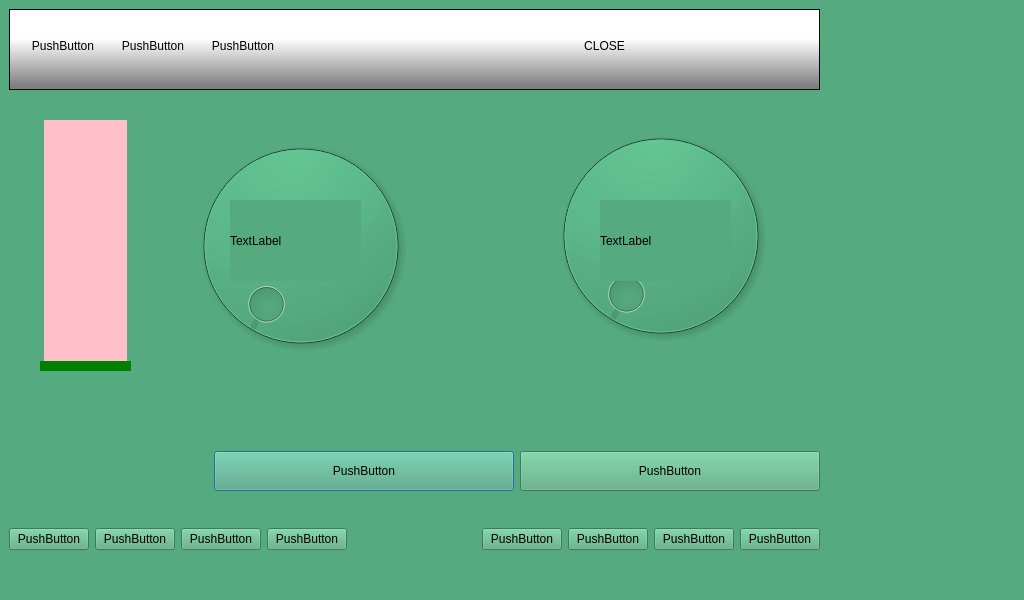
First picture: the form in lipo1/lipo2.ui, repository MarianoDel/pyqt5, before the edit.
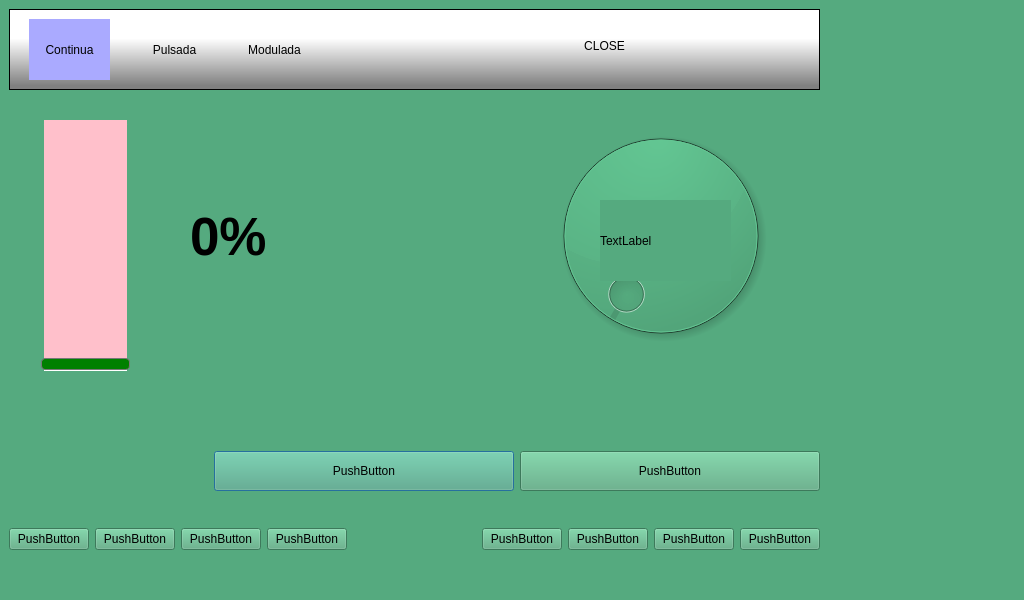
Second picture: the form after the edit. Icons and pictures are not drawn.

```diff
--- a/lipo1/lipo2.ui
+++ b/lipo1/lipo2.ui
@@ -18,29 +18,6 @@
 
 </string>
   </property>
-  <widget class="QDial" name="dial">
-   <property name="geometry">
-    <rect>
-     <x>180</x>
-     <y>120</y>
-     <width>241</width>
-     <height>251</height>
-    </rect>
-   </property>
-  </widget>
-  <widget class="QLabel" name="label">
-   <property name="geometry">
-    <rect>
-     <x>230</x>
-     <y>200</y>
-     <width>131</width>
-     <height>81</height>
-    </rect>
-   </property>
-   <property name="text">
-    <string>TextLabel</string>
-   </property>
-  </widget>
   <widget class="QSlider" name="verticalSlider">
    <property name="geometry">
     <rect>
@@ -55,11 +32,15 @@
 background: red;
 position: absolute; /* absolutely position 4px from the left and right of the widget. setting margins on the widget should work too... */
 left: 4px; right: 4px;
+border: 1px solid #bbb;
+border-radius: 4px;
 }
 QSlider::handle:vertical {
 height: 10px;
 background: green;
 margin: 0 -4px; /* expand outside the groove */
+border: 1px solid #777;
+border-radius: 4px;
 }
 QSlider::add-page:vertical {
 background: white;
@@ -254,6 +235,16 @@
 QPushButton:checked, QPushButton:pressed {
 background-color: rgb(170, 170, 255);
 }
+
+QToolButton {
+background-color: transparent;
+border: none;
+}
+
+QToolButton:checked, QPushButton:pressed {
+background-color: rgb(170, 170, 255);
+}
+
 </string>
    </property>
    <property name="frameShape">
@@ -262,69 +253,6 @@
    <property name="frameShadow">
     <enum>QFrame::Raised</enum>
    </property>
-   <widget class="QPushButton" name="pushButton">
-    <property name="geometry">
-     <rect>
-      <x>190</x>
-      <y>20</y>
-      <width>88</width>
-      <height>34</height>
-     </rect>
-    </property>
-    <property name="styleSheet">
-     <string notr="true"/>
-    </property>
-    <property name="text">
-     <string>PushButton</string>
-    </property>
-    <property name="checkable">
-     <bool>true</bool>
-    </property>
-    <property name="autoExclusive">
-     <bool>true</bool>
-    </property>
-   </widget>
-   <widget class="QPushButton" name="pushButton_2">
-    <property name="geometry">
-     <rect>
-      <x>100</x>
-      <y>20</y>
-      <width>88</width>
-      <height>34</height>
-     </rect>
-    </property>
-    <property name="text">
-     <string>PushButton</string>
-    </property>
-    <property name="checkable">
-     <bool>true</bool>
-    </property>
-    <property name="autoExclusive">
-     <bool>true</bool>
-    </property>
-   </widget>
-   <widget class="QPushButton" name="pushButton_3">
-    <property name="geometry">
-     <rect>
-      <x>10</x>
-      <y>20</y>
-      <width>88</width>
-      <height>34</height>
-     </rect>
-    </property>
-    <property name="styleSheet">
-     <string notr="true"/>
-    </property>
-    <property name="text">
-     <string>PushButton</string>
-    </property>
-    <property name="checkable">
-     <bool>true</bool>
-    </property>
-    <property name="autoExclusive">
-     <bool>true</bool>
-    </property>
-   </widget>
    <widget class="QPushButton" name="closeButton">
     <property name="geometry">
      <rect>
@@ -341,6 +269,268 @@
      <bool>true</bool>
     </property>
    </widget>
+   <widget class="QToolButton" name="toolButton">
+    <property name="geometry">
+     <rect>
+      <x>20</x>
+      <y>10</y>
+      <width>81</width>
+      <height>61</height>
+     </rect>
+    </property>
+    <property name="text">
+     <string>Continua</string>
+    </property>
+    <property name="icon">
+     <iconset resource="res_lipo2.qrc">
+      <normaloff>:/icons/continua.ico</normaloff>:/icons/continua.ico</iconset>
+    </property>
+    <property name="iconSize">
+     <size>
+      <width>40</width>
+      <height>40</height>
+     </size>
+    </property>
+    <property name="checkable">
+     <bool>true</bool>
+    </property>
+    <property name="checked">
+     <bool>true</bool>
+    </property>
+    <property name="autoExclusive">
+     <bool>true</bool>
+    </property>
+    <property name="toolButtonStyle">
+     <enum>Qt::ToolButtonTextUnderIcon</enum>
+    </property>
+   </widget>
+   <widget class="QToolButton" name="toolButton_2">
+    <property name="geometry">
+     <rect>
+      <x>120</x>
+      <y>10</y>
+      <width>91</width>
+      <height>61</height>
+     </rect>
+    </property>
+    <property name="text">
+     <string>Pulsada</string>
+    </property>
+    <property name="icon">
+     <iconset resource="res_lipo2.qrc">
+      <normaloff>:/icons/pulsada.ico</normaloff>:/icons/pulsada.ico</iconset>
+    </property>
+    <property name="iconSize">
+     <size>
+      <width>40</width>
+      <height>40</height>
+     </size>
+    </property>
+    <property name="checkable">
+     <bool>true</bool>
+    </property>
+    <property name="autoExclusive">
+     <bool>true</bool>
+    </property>
+    <property name="toolButtonStyle">
+     <enum>Qt::ToolButtonTextUnderIcon</enum>
+    </property>
+   </widget>
+   <widget class="QToolButton" name="toolButton_3">
+    <property name="geometry">
+     <rect>
+      <x>220</x>
+      <y>10</y>
+      <width>91</width>
+      <height>61</height>
+     </rect>
+    </property>
+    <property name="text">
+     <string>Modulada</string>
+    </property>
+    <property name="icon">
+     <iconset resource="res_lipo2.qrc">
+      <normaloff>:/icons/continua.ico</normaloff>:/icons/continua.ico</iconset>
+    </property>
+    <property name="iconSize">
+     <size>
+      <width>40</width>
+      <height>40</height>
+     </size>
+    </property>
+    <property name="checkable">
+     <bool>true</bool>
+    </property>
+    <property name="autoExclusive">
+     <bool>true</bool>
+    </property>
+    <property name="toolButtonStyle">
+     <enum>Qt::ToolButtonTextUnderIcon</enum>
+    </property>
+   </widget>
+  </widget>
+  <widget class="QLabel" name="Powerlabel">
+   <property name="geometry">
+    <rect>
+     <x>190</x>
+     <y>200</y>
+     <width>119</width>
+     <height>73</height>
+    </rect>
+   </property>
+   <property name="sizePolicy">
+    <sizepolicy hsizetype="Preferred" vsizetype="Preferred">
+     <horstretch>0</horstretch>
+     <verstretch>0</verstretch>
+    </sizepolicy>
+   </property>
+   <property name="font">
+    <font>
+     <pointsize>40</pointsize>
+     <weight>75</weight>
+     <bold>true</bold>
+    </font>
+   </property>
+   <property name="text">
+    <string>0%</string>
+   </property>
+  </widget>
+  <widget class="QWidget" name="">
+   <property name="geometry">
+    <rect>
+     <x>271</x>
+     <y>131</y>
+     <width>101</width>
+     <height>204</height>
+    </rect>
+   </property>
+   <layout class="QVBoxLayout" name="verticalLayout_2">
+    <property name="spacing">
+     <number>6</number>
+    </property>
+    <property name="rightMargin">
+     <number>0</number>
+    </property>
+    <item>
+     <widget class="QLabel" name="pLevel1000">
+      <property name="layoutDirection">
+       <enum>Qt::RightToLeft</enum>
+      </property>
+      <property name="text">
+       <string/>
+      </property>
+      <property name="pixmap">
+       <pixmap resource="res_lipo2.qrc">:/images/power_meter7.png</pixmap>
+      </property>
+     </widget>
+    </item>
+    <item>
+     <widget class="QLabel" name="pLevel825">
+      <property name="layoutDirection">
+       <enum>Qt::RightToLeft</enum>
+      </property>
+      <property name="text">
+       <string/>
+      </property>
+      <property name="pixmap">
+       <pixmap resource="res_lipo2.qrc">:/images/power_meter6.png</pixmap>
+      </property>
+     </widget>
+    </item>
+    <item>
+     <widget class="QLabel" name="pLevel750">
+      <property name="layoutDirection">
+       <enum>Qt::RightToLeft</enum>
+      </property>
+      <property name="text">
+       <string/>
+      </property>
+      <property name="pixmap">
+       <pixmap resource="res_lipo2.qrc">:/images/power_meter5.png</pixmap>
+      </property>
+     </widget>
+    </item>
+    <item>
+     <widget class="QLabel" name="pLevel625">
+      <property name="layoutDirection">
+       <enum>Qt::RightToLeft</enum>
+      </property>
+      <property name="text">
+       <string/>
+      </property>
+      <property name="pixmap">
+       <pixmap resource="res_lipo2.qrc">:/images/power_meter4.png</pixmap>
+      </property>
+      <property name="scaledContents">
+       <bool>false</bool>
+      </property>
+     </widget>
+    </item>
+    <item>
+     <widget class="QLabel" name="pLevel500">
+      <property name="layoutDirection">
+       <enum>Qt::RightToLeft</enum>
+      </property>
+      <property name="text">
+       <string/>
+      </property>
+      <property name="pixmap">
+       <pixmap resource="res_lipo2.qrc">:/images/power_meter3b.png</pixmap>
+      </property>
+     </widget>
+    </item>
+    <item>
+     <widget class="QLabel" name="pLevel325">
+      <property name="layoutDirection">
+       <enum>Qt::RightToLeft</enum>
+      </property>
+      <property name="text">
+       <string/>
+      </property>
+      <property name="pixmap">
+       <pixmap resource="res_lipo2.qrc">:/images/power_meter3.png</pixmap>
+      </property>
+     </widget>
+    </item>
+    <item>
+     <widget class="QLabel" name="pLevel250">
+      <property name="layoutDirection">
+       <enum>Qt::RightToLeft</enum>
+      </property>
+      <property name="text">
+       <string/>
+      </property>
+      <property name="pixmap">
+       <pixmap resource="res_lipo2.qrc">:/images/power_meter0.png</pixmap>
+      </property>
+      <property name="scaledContents">
+       <bool>false</bool>
+      </property>
+     </widget>
+    </item>
+    <item>
+     <widget class="QLabel" name="pLevel125">
+      <property name="sizePolicy">
+       <sizepolicy hsizetype="Preferred" vsizetype="Preferred">
+        <horstretch>0</horstretch>
+        <verstretch>0</verstretch>
+       </sizepolicy>
+      </property>
+      <property name="layoutDirection">
+       <enum>Qt::RightToLeft</enum>
+      </property>
+      <property name="text">
+       <string/>
+      </property>
+      <property name="pixmap">
+       <pixmap resource="res_lipo2.qrc">:/images/power_meter0.png</pixmap>
+      </property>
+      <property name="scaledContents">
+       <bool>false</bool>
+      </property>
+     </widget>
+    </item>
+   </layout>
   </widget>
  </widget>
  <resources/>
```
Left out of the diff: 4 changed lines with no effect on the pictures.
